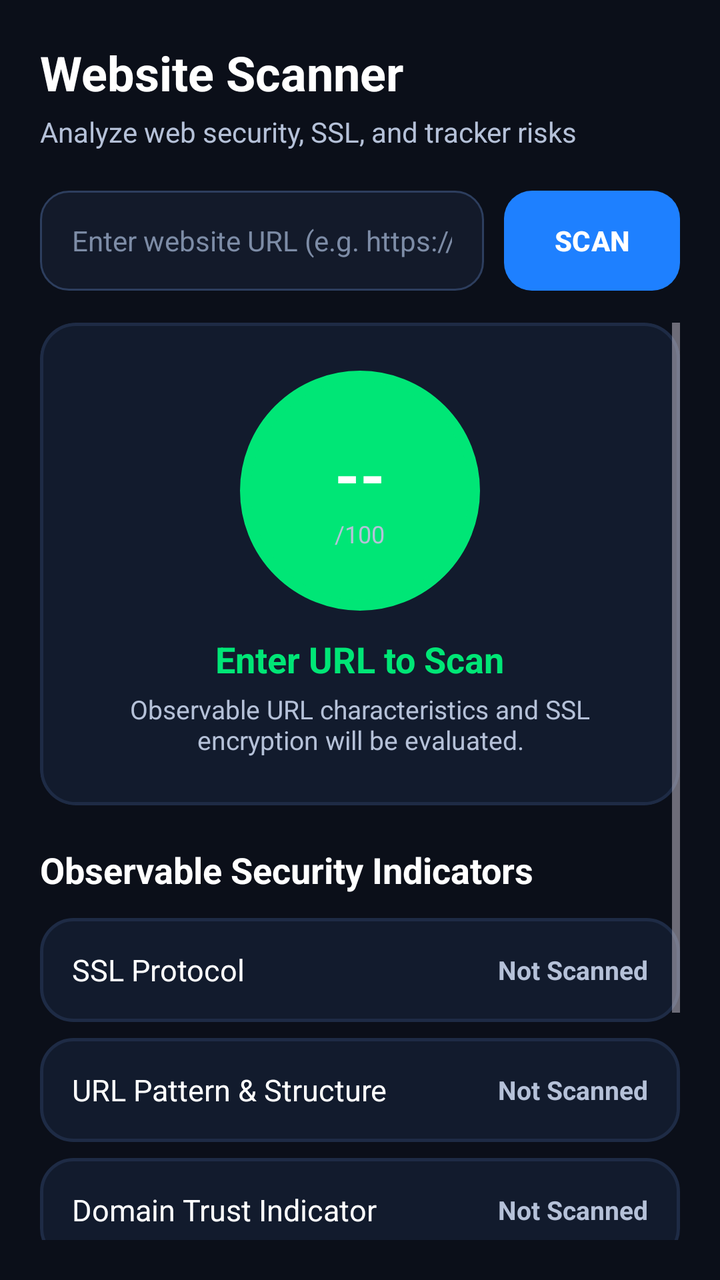
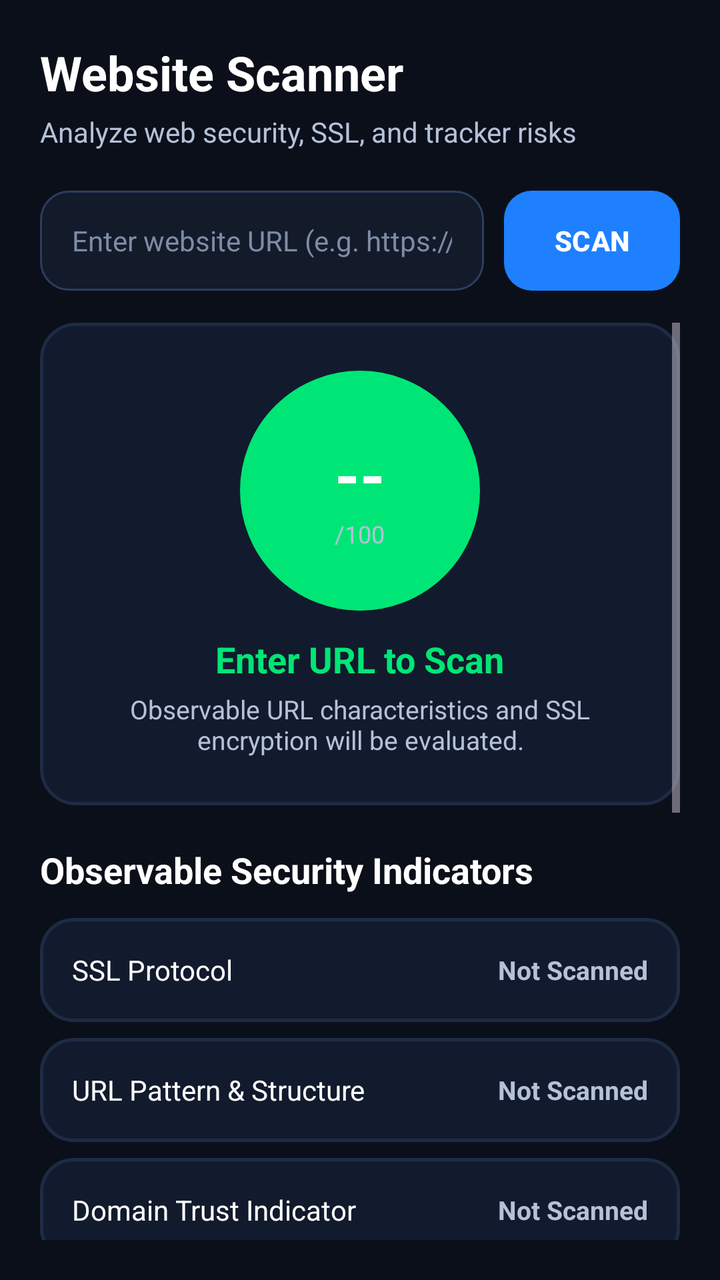

Before-and-after screenshots of an Android layout around one commit, followed by the original layout XML and the change that was made.
<!-- AndroidManifest.xml: application theme Theme.SecureDroid -->
<!-- res/layout/fragment_website.xml -->
<?xml version="1.0" encoding="utf-8"?>
<LinearLayout xmlns:android="http://schemas.android.com/apk/res/android"
    xmlns:app="http://schemas.android.com/apk/res-auto"
    android:layout_width="match_parent"
    android:layout_height="match_parent"
    android:orientation="vertical"
    android:background="@color/background"
    android:padding="20dp">

    
    <TextView
        android:layout_width="wrap_content"
        android:layout_height="wrap_content"
        android:text="Website Scanner"
        android:textColor="@color/text_primary"
        android:textSize="24sp"
        android:textStyle="bold" />

    <TextView
        android:layout_width="wrap_content"
        android:layout_height="wrap_content"
        android:text="Analyze web security, SSL, and tracker risks"
        android:textColor="@color/text_secondary"
        android:textSize="14sp"
        android:layout_marginTop="4dp" />

    
    <LinearLayout
        android:layout_width="match_parent"
        android:layout_height="wrap_content"
        android:orientation="horizontal"
        android:layout_marginTop="20dp">

        <EditText
            android:id="@+id/etWebsiteUrl"
            android:layout_width="0dp"
            android:layout_height="50dp"
            android:layout_weight="1"
            android:background="@drawable/bg_input"
            android:hint="Enter website URL (e.g. https://example.com)"
            android:textColorHint="@color/text_hint"
            android:textColor="@color/text_primary"
            android:paddingStart="16dp"
            android:paddingEnd="16dp"
            android:textSize="14sp"
            android:singleLine="true"/>

        <Button
            android:id="@+id/btnScan"
            android:layout_width="wrap_content"
            android:layout_height="50dp"
            android:text="SCAN"
            android:textColor="#FFFFFF"
            android:textSize="14sp"
            android:textStyle="bold"
            android:background="@drawable/bg_glow_button"
            android:layout_marginStart="10dp"
            android:paddingStart="20dp"
            android:paddingEnd="20dp"/>
    </LinearLayout>

    <ScrollView
        android:layout_width="match_parent"
        android:layout_height="match_parent"
        android:layout_marginTop="16dp"
        android:fillViewport="true">

        <LinearLayout
            android:layout_width="match_parent"
            android:layout_height="wrap_content"
            android:orientation="vertical">

            
            <com.google.android.material.card.MaterialCardView
                android:layout_width="match_parent"
                android:layout_height="wrap_content"
                app:cardCornerRadius="18dp"
                app:cardBackgroundColor="#121B2D"
                app:strokeColor="#1E2B45"
                app:strokeWidth="1.5dp">

                <LinearLayout
                    android:layout_width="match_parent"
                    android:layout_height="wrap_content"
                    android:orientation="vertical"
                    android:gravity="center"
                    android:padding="24dp">

                    <RelativeLayout
                        android:layout_width="120dp"
                        android:layout_height="120dp"
                        android:gravity="center">

                        <ImageView
                            android:id="@+id/imgWebScoreRing"
                            android:layout_width="match_parent"
                            android:layout_height="match_parent"
                            android:src="@drawable/bg_score_circle"
                            app:tint="#00E676"/>

                        <LinearLayout
                            android:layout_width="wrap_content"
                            android:layout_height="wrap_content"
                            android:orientation="vertical"
                            android:gravity="center"
                            android:layout_centerInParent="true">

                            <TextView
                                android:id="@+id/txtWebScore"
                                android:layout_width="wrap_content"
                                android:layout_height="wrap_content"
                                android:text="--"
                                android:textColor="@color/text_primary"
                                android:textSize="32sp"
                                android:textStyle="bold"/>

                            <TextView
                                android:layout_width="wrap_content"
                                android:layout_height="wrap_content"
                                android:text="/100"
                                android:textColor="@color/text_secondary"
                                android:textSize="12sp"/>
                        </LinearLayout>
                    </RelativeLayout>

                    <TextView
                        android:id="@+id/txtWebRiskLevel"
                        android:layout_width="wrap_content"
                        android:layout_height="wrap_content"
                        android:text="Enter URL to Scan"
                        android:textColor="#00E676"
                        android:textSize="18sp"
                        android:textStyle="bold"
                        android:layout_marginTop="12dp"/>

                    <TextView
                        android:id="@+id/txtWebRiskSummary"
                        android:layout_width="wrap_content"
                        android:layout_height="wrap_content"
                        android:text="Observable URL characteristics and SSL encryption will be evaluated."
                        android:textColor="@color/text_secondary"
                        android:textSize="13sp"
                        android:gravity="center"
                        android:layout_marginTop="4dp"/>
                </LinearLayout>
            </com.google.android.material.card.MaterialCardView>

            
            <TextView
                android:layout_width="wrap_content"
                android:layout_height="wrap_content"
                android:text="Observable Security Indicators"
                android:textColor="@color/text_primary"
                android:textSize="18sp"
                android:textStyle="bold"
                android:layout_marginTop="20dp" />

            
            <RelativeLayout
                android:layout_width="match_parent"
                android:layout_height="52dp"
                android:background="@drawable/bg_glass_card"
                android:paddingStart="16dp"
                android:paddingEnd="16dp"
                android:layout_marginTop="12dp">

                <TextView
                    android:layout_width="wrap_content"
                    android:layout_height="wrap_content"
                    android:text="SSL Protocol"
                    android:textColor="@color/text_primary"
                    android:textSize="15sp"
                    android:layout_centerVertical="true"/>

                <TextView
                    android:id="@+id/txtWebSslStatus"
                    android:layout_width="wrap_content"
                    android:layout_height="wrap_content"
                    android:text="Not Scanned"
                    android:textColor="@color/text_secondary"
                    android:textSize="13sp"
                    android:textStyle="bold"
                    android:layout_alignParentEnd="true"
                    android:layout_centerVertical="true"/>
            </RelativeLayout>

            
            <RelativeLayout
                android:layout_width="match_parent"
                android:layout_height="52dp"
                android:background="@drawable/bg_glass_card"
                android:paddingStart="16dp"
                android:paddingEnd="16dp"
                android:layout_marginTop="8dp">

                <TextView
                    android:layout_width="wrap_content"
                    android:layout_height="wrap_content"
                    android:text="URL Pattern &amp; Structure"
                    android:textColor="@color/text_primary"
                    android:textSize="15sp"
                    android:layout_centerVertical="true"/>

                <TextView
                    android:id="@+id/txtWebTrackersStatus"
                    android:layout_width="wrap_content"
                    android:layout_height="wrap_content"
                    android:text="Not Scanned"
                    android:textColor="@color/text_secondary"
                    android:textSize="13sp"
                    android:textStyle="bold"
                    android:layout_alignParentEnd="true"
                    android:layout_centerVertical="true"/>
            </RelativeLayout>

            
            <RelativeLayout
                android:layout_width="match_parent"
                android:layout_height="52dp"
                android:background="@drawable/bg_glass_card"
                android:paddingStart="16dp"
                android:paddingEnd="16dp"
                android:layout_marginTop="8dp">

                <TextView
                    android:layout_width="wrap_content"
                    android:layout_height="wrap_content"
                    android:text="Domain Trust Indicator"
                    android:textColor="@color/text_primary"
                    android:textSize="15sp"
                    android:layout_centerVertical="true"/>

                <TextView
                    android:id="@+id/txtWebCookiesStatus"
                    android:layout_width="wrap_content"
                    android:layout_height="wrap_content"
                    android:text="Not Scanned"
                    android:textColor="@color/text_secondary"
                    android:textSize="13sp"
                    android:textStyle="bold"
                    android:layout_alignParentEnd="true"
                    android:layout_centerVertical="true"/>
            </RelativeLayout>

            
            <RelativeLayout
                android:layout_width="match_parent"
                android:layout_height="52dp"
                android:background="@drawable/bg_glass_card"
                android:paddingStart="16dp"
                android:paddingEnd="16dp"
                android:layout_marginTop="8dp"
                android:layout_marginBottom="80dp">

                <TextView
                    android:layout_width="wrap_content"
                    android:layout_height="wrap_content"
                    android:text="Browser Environment"
                    android:textColor="@color/text_primary"
                    android:textSize="15sp"
                    android:layout_centerVertical="true"/>

                <TextView
                    android:id="@+id/txtWebPermissionsStatus"
                    android:layout_width="wrap_content"
                    android:layout_height="wrap_content"
                    android:text="Sandboxed"
                    android:textColor="#00E676"
                    android:textSize="13sp"
                    android:textStyle="bold"
                    android:layout_alignParentEnd="true"
                    android:layout_centerVertical="true"/>
            </RelativeLayout>

        </LinearLayout>
    </ScrollView>

</LinearLayout>
<!-- resources referenced by this layout -->
<resources>
  <color name="background">#0B0F19</color>
  <color name="text_hint">#7D8CA6</color>
  <color name="text_primary">#FFFFFF</color>
  <color name="text_secondary">#B5C1D8</color>
  <!-- drawable bg_glass_card (drawable) -->
  <?xml version="1.0" encoding="utf-8"?>
  <shape xmlns:android="http://schemas.android.com/apk/res/android"
      android:shape="rectangle">
      <solid android:color="#121B2D" />
      <corners android:radius="16dp" />
      <stroke
          android:width="1.5dp"
          android:color="#1E2B45" />
  </shape>
  <!-- drawable bg_glow_button (drawable) -->
  <?xml version="1.0" encoding="utf-8"?>
  <shape xmlns:android="http://schemas.android.com/apk/res/android"
      android:shape="rectangle">
      <gradient
          android:angle="45"
          android:startColor="#1E80FF"
          android:endColor="#0B6BFF" />
      <corners android:radius="14dp" />
  </shape>
  <!-- drawable bg_input (drawable) -->
  <?xml version="1.0" encoding="utf-8"?>
  <shape xmlns:android="http://schemas.android.com/apk/res/android">
  
      <solid
          android:color="@color/surface"/>
  
      <stroke
          android:width="1dp"
          android:color="@color/card_border"/>
  
      <corners
          android:radius="14dp"/>
  
  </shape>
  <!-- drawable bg_score_circle (drawable) -->
  <?xml version="1.0" encoding="utf-8"?>
  <shape xmlns:android="http://schemas.android.com/apk/res/android"
      android:shape="oval">
  
      <solid android:color="#1B2B40"/>
  
      <stroke
          android:width="8dp"
          android:color="#00B8FF"/>
  
      <size
          android:width="180dp"
          android:height="180dp"/>
  
  </shape>
  <style name="Theme.SecureDroid" parent="Theme.Material3.Dark.NoActionBar">
  
          <item name="colorPrimary">@color/primary</item>
          <item name="colorPrimaryContainer">@color/primary_dark</item>
  
          <item name="colorSecondary">@color/accent</item>
  
          <item name="android:statusBarColor">@color/background</item>
  
          <item name="android:navigationBarColor">@color/background</item>
  
          <item name="android:windowBackground">@drawable/bg_gradient</item>
  
          <item name="android:windowLightStatusBar" tools:targetApi="23">false</item>
  
      </style>
  <color name="surface">#131A2A</color>
  <color name="card_border">#2D3E5E</color>
  <color name="primary">#1E80FF</color>
  <color name="primary_dark">#1565C0</color>
  <color name="accent">#00E5FF</color>
  <!-- drawable bg_gradient (drawable) -->
  <?xml version="1.0" encoding="utf-8"?>
  <shape xmlns:android="http://schemas.android.com/apk/res/android">
  
      <gradient
          android:angle="270"
          android:startColor="#07111F"
          android:centerColor="#0B1626"
          android:endColor="#081018"/>
  
  </shape>
</resources>

<!-- the commit's change to res/layout/fragment_website.xml (unified diff, before → after) -->
@@ -156,21 +156,27 @@
                 android:layout_marginTop="20dp" />
 
             
-            <RelativeLayout
-                android:layout_width="match_parent"
-                android:layout_height="52dp"
+            <LinearLayout
+                android:layout_width="match_parent"
+                android:layout_height="wrap_content"
+                android:minHeight="52dp"
+                android:orientation="horizontal"
+                android:gravity="center_vertical"
                 android:background="@drawable/bg_glass_card"
                 android:paddingStart="16dp"
                 android:paddingEnd="16dp"
+                android:paddingTop="10dp"
+                android:paddingBottom="10dp"
                 android:layout_marginTop="12dp">
 
                 <TextView
-                    android:layout_width="wrap_content"
-                    android:layout_height="wrap_content"
+                    android:layout_width="0dp"
+                    android:layout_height="wrap_content"
+                    android:layout_weight="1"
                     android:text="SSL Protocol"
                     android:textColor="@color/text_primary"
-                    android:textSize="15sp"
-                    android:layout_centerVertical="true"/>
+                    android:textSize="14sp"
+                    android:layout_marginEnd="8dp"/>
 
                 <TextView
                     android:id="@+id/txtWebSslStatus"
@@ -180,26 +186,31 @@
                     android:textColor="@color/text_secondary"
                     android:textSize="13sp"
                     android:textStyle="bold"
-                    android:layout_alignParentEnd="true"
-                    android:layout_centerVertical="true"/>
-            </RelativeLayout>
-
-            
-            <RelativeLayout
-                android:layout_width="match_parent"
-                android:layout_height="52dp"
+                    android:gravity="end"/>
+            </LinearLayout>
+
+            
+            <LinearLayout
+                android:layout_width="match_parent"
+                android:layout_height="wrap_content"
+                android:minHeight="52dp"
+                android:orientation="horizontal"
+                android:gravity="center_vertical"
                 android:background="@drawable/bg_glass_card"
                 android:paddingStart="16dp"
                 android:paddingEnd="16dp"
+                android:paddingTop="10dp"
+                android:paddingBottom="10dp"
                 android:layout_marginTop="8dp">
 
                 <TextView
-                    android:layout_width="wrap_content"
-                    android:layout_height="wrap_content"
+                    android:layout_width="0dp"
+                    android:layout_height="wrap_content"
+                    android:layout_weight="1"
                     android:text="URL Pattern &amp; Structure"
                     android:textColor="@color/text_primary"
-                    android:textSize="15sp"
-                    android:layout_centerVertical="true"/>
+                    android:textSize="14sp"
+                    android:layout_marginEnd="8dp"/>
 
                 <TextView
                     android:id="@+id/txtWebTrackersStatus"
@@ -209,26 +220,31 @@
                     android:textColor="@color/text_secondary"
                     android:textSize="13sp"
                     android:textStyle="bold"
-                    android:layout_alignParentEnd="true"
-                    android:layout_centerVertical="true"/>
-            </RelativeLayout>
-
-            
-            <RelativeLayout
-                android:layout_width="match_parent"
-                android:layout_height="52dp"
+                    android:gravity="end"/>
+            </LinearLayout>
+
+            
+            <LinearLayout
+                android:layout_width="match_parent"
+                android:layout_height="wrap_content"
+                android:minHeight="52dp"
+                android:orientation="horizontal"
+                android:gravity="center_vertical"
                 android:background="@drawable/bg_glass_card"
                 android:paddingStart="16dp"
                 android:paddingEnd="16dp"
+                android:paddingTop="10dp"
+                android:paddingBottom="10dp"
                 android:layout_marginTop="8dp">
 
                 <TextView
-                    android:layout_width="wrap_content"
-                    android:layout_height="wrap_content"
+                    android:layout_width="0dp"
+                    android:layout_height="wrap_content"
+                    android:layout_weight="1"
                     android:text="Domain Trust Indicator"
                     android:textColor="@color/text_primary"
-                    android:textSize="15sp"
-                    android:layout_centerVertical="true"/>
+                    android:textSize="14sp"
+                    android:layout_marginEnd="8dp"/>
 
                 <TextView
                     android:id="@+id/txtWebCookiesStatus"
@@ -238,27 +254,31 @@
                     android:textColor="@color/text_secondary"
                     android:textSize="13sp"
                     android:textStyle="bold"
-                    android:layout_alignParentEnd="true"
-                    android:layout_centerVertical="true"/>
-            </RelativeLayout>
-
-            
-            <RelativeLayout
-                android:layout_width="match_parent"
-                android:layout_height="52dp"
+                    android:gravity="end"/>
+            </LinearLayout>
+
+            
+            <LinearLayout
+                android:layout_width="match_parent"
+                android:layout_height="wrap_content"
+                android:minHeight="52dp"
+                android:orientation="horizontal"
+                android:gravity="center_vertical"
                 android:background="@drawable/bg_glass_card"
                 android:paddingStart="16dp"
                 android:paddingEnd="16dp"
-                android:layout_marginTop="8dp"
-                android:layout_marginBottom="80dp">
-
-                <TextView
-                    android:layout_width="wrap_content"
-                    android:layout_height="wrap_content"
+                android:paddingTop="10dp"
+                android:paddingBottom="10dp"
+                android:layout_marginTop="8dp">
+
+                <TextView
+                    android:layout_width="0dp"
+                    android:layout_height="wrap_content"
+                    android:layout_weight="1"
                     android:text="Browser Environment"
                     android:textColor="@color/text_primary"
-                    android:textSize="15sp"
-                    android:layout_centerVertical="true"/>
+                    android:textSize="14sp"
+                    android:layout_marginEnd="8dp"/>
 
                 <TextView
                     android:id="@+id/txtWebPermissionsStatus"
@@ -268,9 +288,81 @@
                     android:textColor="#00E676"
                     android:textSize="13sp"
                     android:textStyle="bold"
-                    android:layout_alignParentEnd="true"
-                    android:layout_centerVertical="true"/>
-            </RelativeLayout>
+                    android:gravity="end"/>
+            </LinearLayout>
+
+            
+            <com.google.android.material.card.MaterialCardView
+                android:id="@+id/layoutWebExplanationCard"
+                android:layout_width="match_parent"
+                android:layout_height="wrap_content"
+                android:layout_marginTop="16dp"
+                app:cardCornerRadius="16dp"
+                app:cardBackgroundColor="#121B2D"
+                app:strokeColor="#1E2B45"
+                app:strokeWidth="1.5dp">
+
+                <LinearLayout
+                    android:layout_width="match_parent"
+                    android:layout_height="wrap_content"
+                    android:orientation="vertical"
+                    android:padding="16dp">
+
+                    <TextView
+                        android:layout_width="wrap_content"
+                        android:layout_height="wrap_content"
+                        android:text="Website Risk Explanation Report"
+                        android:textColor="@color/text_primary"
+                        android:textSize="15sp"
+                        android:textStyle="bold"/>
+
+                    <TextView
+                        android:id="@+id/txtWebExplanation"
+                        android:layout_width="wrap_content"
+                        android:layout_height="wrap_content"
+                        android:text="Enter a URL and tap Scan to generate a technical security breakdown."
+                        android:textColor="@color/text_secondary"
+                        android:textSize="13sp"
+                        android:layout_marginTop="6dp"/>
+
+                    <TextView
+                        android:layout_width="wrap_content"
+                        android:layout_height="wrap_content"
+                        android:text="Actionable Recommendation"
+                        android:textColor="#1E80FF"
+                        android:textSize="14sp"
+                        android:textStyle="bold"
+                        android:layout_marginTop="12dp"/>
+
+                    <TextView
+                        android:id="@+id/txtWebRecommendation"
+                        android:layout_width="wrap_content"
+                        android:layout_height="wrap_content"
+                        android:text="Verify website domain and never input sensitive credentials on unencrypted or unverified websites."
+                        android:textColor="@color/text_secondary"
+                        android:textSize="13sp"
+                        android:layout_marginTop="4dp"/>
+                </LinearLayout>
+            </com.google.android.material.card.MaterialCardView>
+
+            
+            <TextView
+                android:id="@+id/txtWebHistoryHeader"
+                android:layout_width="wrap_content"
+                android:layout_height="wrap_content"
+                android:text="Recent Website Scans"
+                android:textColor="@color/text_primary"
+                android:textSize="18sp"
+                android:textStyle="bold"
+                android:layout_marginTop="24dp" />
+
+            <LinearLayout
+                android:id="@+id/layoutWebHistoryList"
+                android:layout_width="match_parent"
+                android:layout_height="wrap_content"
+                android:orientation="vertical"
+                android:layout_marginTop="10dp"
+                android:layout_marginBottom="80dp"/>
 
         </LinearLayout>
     </ScrollView>
